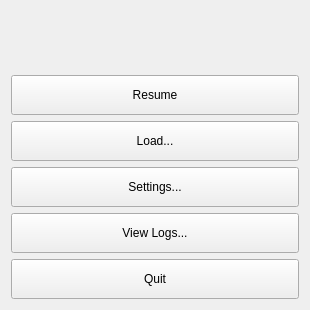
This is Thermite/ui/MainMenu.ui in inniyah/thermite3d as Qt 5 draws it before an edit. The edited form follows.
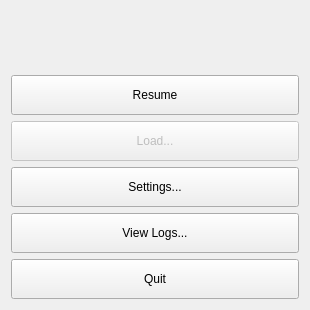
This is the edited form. Icons and pictures are not drawn.

The edit to the form file:
```diff
--- a/Thermite/ui/MainMenu.ui
+++ b/Thermite/ui/MainMenu.ui
@@ -55,7 +55,7 @@
      <item row="2" column="0">
       <widget class="QPushButton" name="mLoadButton">
        <property name="enabled">
-        <bool>true</bool>
+        <bool>false</bool>
        </property>
        <property name="minimumSize">
         <size>
```
Left out of the diff: 1 changed line with no effect on the pictures.
